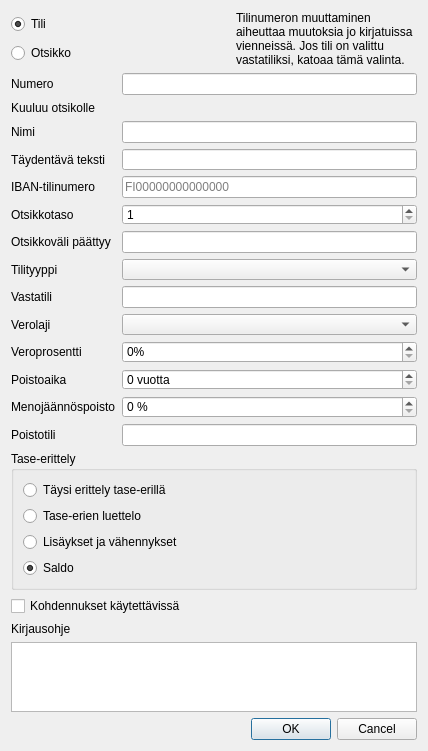
This is kitupiikki/maaritys/tilinmuokkaus.ui in artoh/kitupiikki as Qt 5 draws it before an edit. The edited form follows.
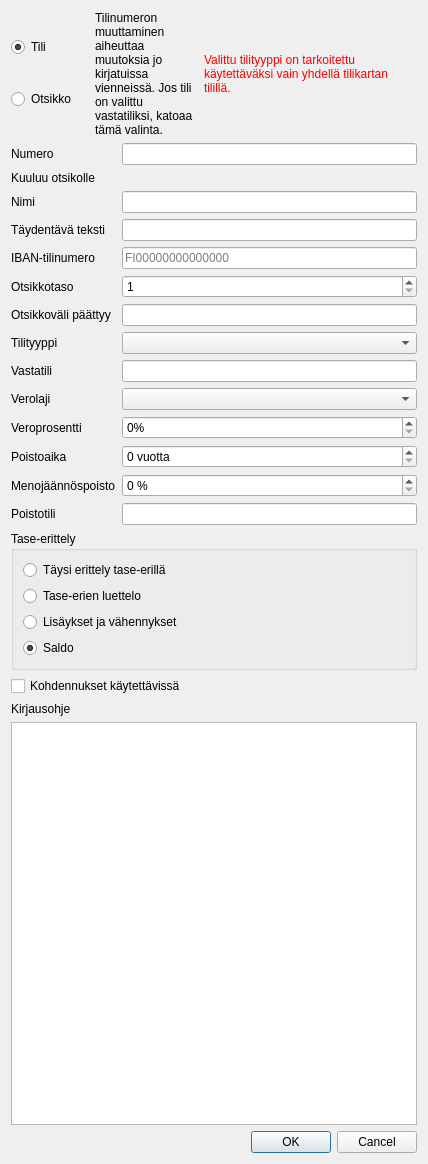
This is the edited form. Icons and pictures are not drawn. Custom widgets are drawn as their Qt base class.

```diff
--- a/kitupiikki/maaritys/tilinmuokkaus.ui
+++ b/kitupiikki/maaritys/tilinmuokkaus.ui
@@ -7,7 +7,7 @@
     <x>0</x>
     <y>0</y>
     <width>428</width>
-    <height>727</height>
+    <height>1164</height>
    </rect>
   </property>
   <property name="windowTitle">
@@ -63,6 +63,19 @@
        </property>
       </widget>
      </item>
+     <item>
+      <widget class="QLabel" name="uniikkiVaroitus">
+       <property name="styleSheet">
+        <string notr="true">color: red;</string>
+       </property>
+       <property name="text">
+        <string>Valittu tilityyppi on tarkoitettu käytettäväksi vain yhdellä tilikartan tilillä.</string>
+       </property>
+       <property name="wordWrap">
+        <bool>true</bool>
+       </property>
+      </widget>
+     </item>
     </layout>
    </item>
    <item>
```
